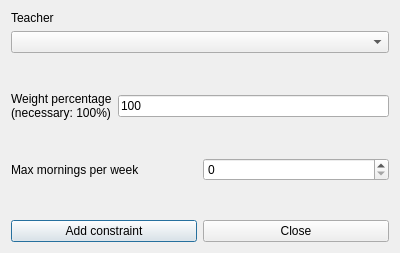
First picture: the form in fet/src/interface/addconstraintteachermaxmorningsperweekform_template.ui, repository vonmecheln/fet, before the edit.
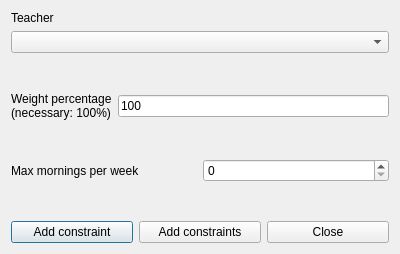
Second picture: the form after the edit.

```diff
--- a/fet/src/interface/addconstraintteachermaxmorningsperweekform_template.ui
+++ b/fet/src/interface/addconstraintteachermaxmorningsperweekform_template.ui
@@ -7,7 +7,7 @@
     <x>0</x>
     <y>0</y>
     <width>400</width>
-    <height>253</height>
+    <height>254</height>
    </rect>
   </property>
   <property name="windowTitle">
@@ -146,6 +146,13 @@
        </property>
       </widget>
      </item>
+     <item>
+      <widget class="QPushButton" name="addConstraintsPushButton">
+       <property name="text">
+        <string>Add constraints</string>
+       </property>
+      </widget>
+     </item>
      <item>
       <widget class="QPushButton" name="closePushButton">
        <property name="text">
```
